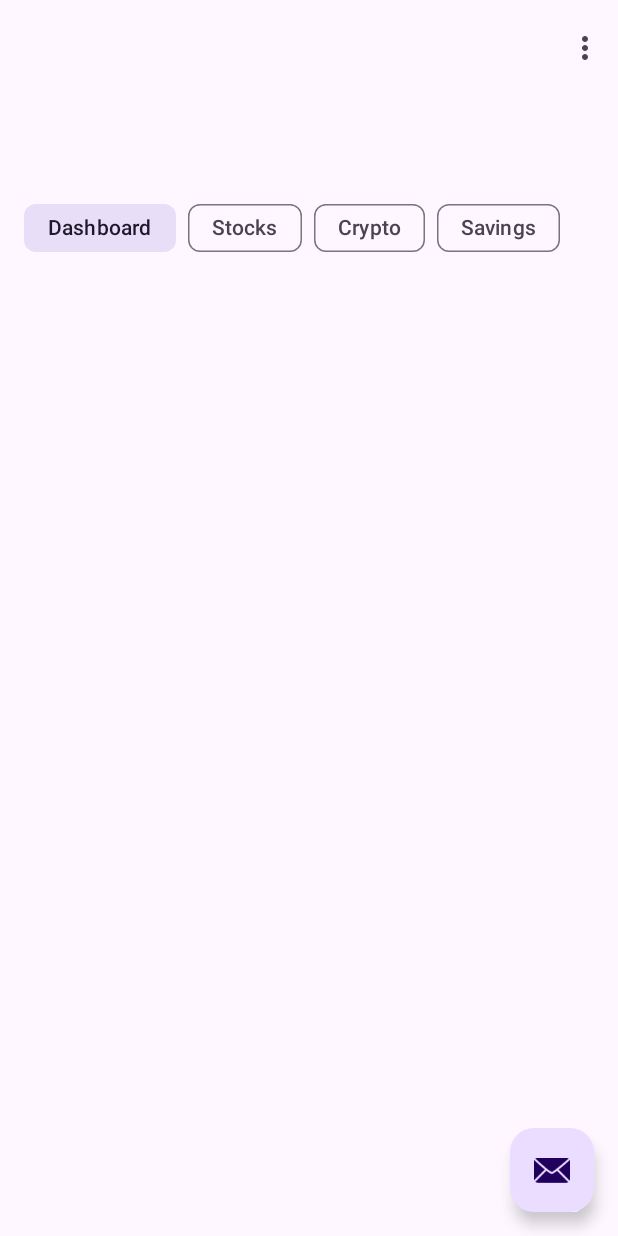
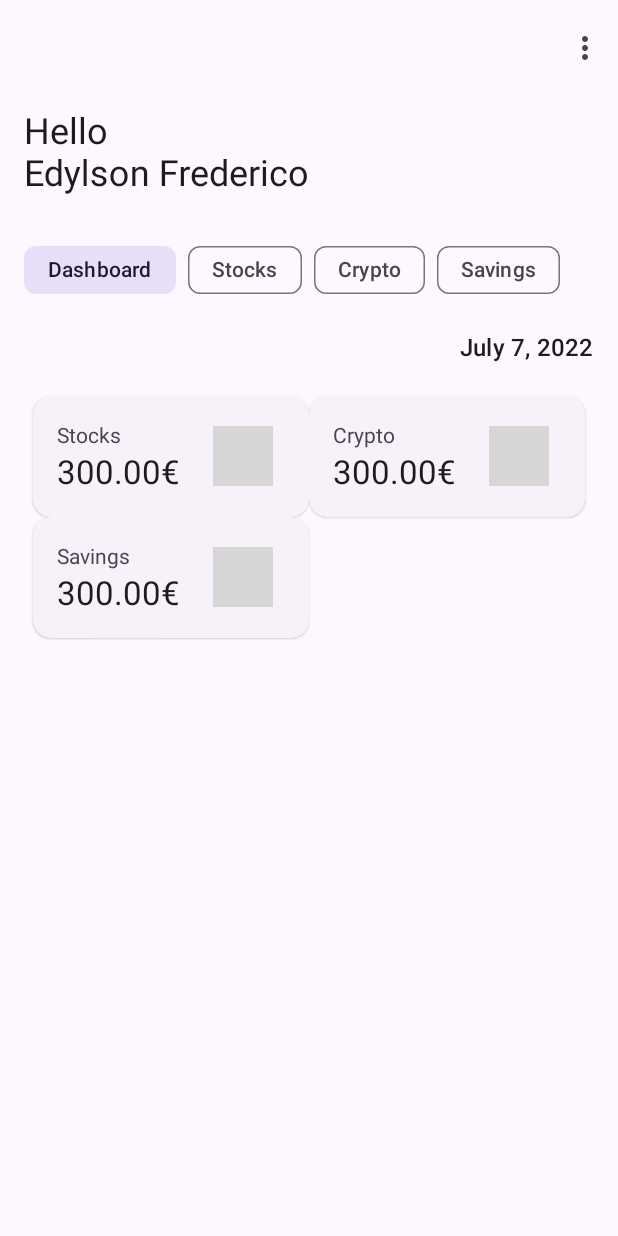
Before and after one commit to 3dylson/my-share, an Android app: the screen it shows after launch (MainActivity), on a phone screen of 412 x 824 dp. Run offline under Robolectric (Android 15) with nearby library versions, the phone set to English and light mode, and no system bars; our stand-ins replace data binding, navigation-ui; grey boxes are pictures that could not be loaded.

Commit message:
feat(dashboard): init adapter logic

```diff
--- a/app/src/main/AndroidManifest.xml
+++ b/app/src/main/AndroidManifest.xml
@@ -2,6 +2,8 @@
 <manifest xmlns:android="http://schemas.android.com/apk/res/android"
     xmlns:tools="http://schemas.android.com/tools"
     package="pt.ms.myshare">
+
+    <uses-permission android:name="android.permission.INTERNET" />
 
     <application
         android:allowBackup="true"
@@ -16,7 +18,7 @@
         <activity
             android:name=".MainActivity"
             android:exported="true"
-            android:label="@string/app_name"
+            android:launchMode="singleTop"
             android:theme="@style/Theme.MyShare">
             <intent-filter>
                 <action android:name="android.intent.action.MAIN" />
--- /dev/null
+++ b/app/src/main/java/pt/ms/myshare/CategoryGridAdapter.kt
@@ -0,0 +1,48 @@
+package pt.ms.myshare
+
+import android.view.LayoutInflater
+import android.view.ViewGroup
+import androidx.recyclerview.widget.DiffUtil
+import androidx.recyclerview.widget.ListAdapter
+import androidx.recyclerview.widget.RecyclerView
+import pt.ms.myshare.databinding.GridViewItemBinding
+
+class CategoryGridAdapter : ListAdapter<String, CategoryGridAdapter.ViewHolder>(DiffCallback) {
+
+    companion object DiffCallback : DiffUtil.ItemCallback<String>() {
+        override fun areItemsTheSame(oldItem: String, newItem: String): Boolean {
+            return oldItem === newItem
+        }
+
+        override fun areContentsTheSame(oldItem: String, newItem: String): Boolean {
+            return oldItem == newItem
+        }
+    }
+
+    class ViewHolder(private var binding: GridViewItemBinding) :
+        RecyclerView.ViewHolder(binding.root) {
+        fun bind(category: String) {
+            binding.category = category
+            // This is important, because it forces the data binding to execute immediately,
+            // which allows the RecyclerView to make the correct view size measurements
+            binding.executePendingBindings()
+        }
+    }
+
+    /**
+     * Create new [RecyclerView] item views (invoked by the layout manager)
+     */
+    override fun onCreateViewHolder(parent: ViewGroup, viewType: Int): ViewHolder {
+        return ViewHolder(GridViewItemBinding.inflate(LayoutInflater.from(parent.context)))
+    }
+
+    /**
+     * Replaces the contents of a view (invoked by the layout manager)
+     */
+    override fun onBindViewHolder(holder: ViewHolder, position: Int) {
+        val category = getItem(position)
+        holder.bind(category)
+    }
+
+
+}
--- a/app/src/main/java/pt/ms/myshare/DashboardFragment.kt
+++ b/app/src/main/java/pt/ms/myshare/DashboardFragment.kt
@@ -4,15 +4,22 @@ import android.os.Bundle
 import android.view.LayoutInflater
 import android.view.View
 import android.view.ViewGroup
-import androidx.fragment.app.Fragment
+import androidx.recyclerview.widget.RecyclerView
 import pt.ms.myshare.databinding.FragmentDashboardBinding
+import pt.ms.myshare.utils.BaseFragment
+import pt.ms.myshare.utils.TimeUtils
+import java.time.LocalDate
 
 /**
  * The default destination in the navigation.
  */
-class DashboardFragment : Fragment() {
+class DashboardFragment : BaseFragment() {
 
     private var _binding: FragmentDashboardBinding? = null
+    private val today = LocalDate.now()
+
+    private lateinit var rvCategoryGrid: RecyclerView
+    private lateinit var categoryAdapter: CategoryGridAdapter
 
     // This property is only valid between onCreateView and
     // onDestroyView.
@@ -21,19 +28,39 @@ class DashboardFragment : Fragment() {
     override fun onCreateView(
         inflater: LayoutInflater, container: ViewGroup?,
         savedInstanceState: Bundle?
-    ): View? {
+    ): View {
+        _binding = FragmentDashboardBinding.inflate(inflater, container, false)
+        //toolbar?.title = "Hello\nEdylson Frederico"
 
-        _binding = FragmentDashboardBinding.inflate(inflater, container, false)
         return binding.root
 
     }
 
     override fun onViewCreated(view: View, savedInstanceState: Bundle?) {
         super.onViewCreated(view, savedInstanceState)
+        //(requireActivity() as MainActivity).supportActionBar?.title = "Hello\nEdylson Frederico"
+        //(activity as MainActivity).getMainActivityBinding().toolbar.setTitle("Hello\nEdylson Frederico")
+        binding.tvToday.text = TimeUtils.monthDayAndYear(today)
+        rvCategoryGrid = binding.categoryGrid
+        categoryAdapter = CategoryGridAdapter()
+        rvCategoryGrid.adapter = categoryAdapter
+        val adapter = rvCategoryGrid.adapter as CategoryGridAdapter
+        adapter.submitList(
+            arrayListOf(
+                getString(R.string.stocks_label),
+                getString(R.string.crypto_label),
+                getString(R.string.savings_label)
+            )
+        )
 
         /*binding.buttonFirst.setOnClickListener {
             findNavController().navigate(R.id.action_FirstFragment_to_SecondFragment)
         }*/
+    }
+
+    override fun onStart() {
+        super.onStart()
+        (activity as MainActivity).getMainActivityBinding().toolbar.setTitle("Hello\nEdylson Frederico")
     }
 
     override fun onDestroyView() {
--- a/app/src/main/java/pt/ms/myshare/MainActivity.kt
+++ b/app/src/main/java/pt/ms/myshare/MainActivity.kt
@@ -1,21 +1,22 @@
 package pt.ms.myshare
 
 import android.os.Bundle
-import com.google.android.material.snackbar.Snackbar
+import android.view.Menu
+import android.view.MenuItem
 import androidx.appcompat.app.AppCompatActivity
+import androidx.appcompat.widget.Toolbar
 import androidx.core.view.WindowCompat
 import androidx.navigation.findNavController
 import androidx.navigation.ui.AppBarConfiguration
 import androidx.navigation.ui.navigateUp
 import androidx.navigation.ui.setupActionBarWithNavController
-import android.view.Menu
-import android.view.MenuItem
 import pt.ms.myshare.databinding.ActivityMainBinding
 
 class MainActivity : AppCompatActivity() {
 
     private lateinit var appBarConfiguration: AppBarConfiguration
     private lateinit var binding: ActivityMainBinding
+    lateinit var toolbar: Toolbar
 
     override fun onCreate(savedInstanceState: Bundle?) {
         WindowCompat.setDecorFitsSystemWindows(window, false)
@@ -24,18 +25,21 @@ class MainActivity : AppCompatActivity() {
         binding = ActivityMainBinding.inflate(layoutInflater)
         setContentView(binding.root)
 
-        setSupportActionBar(binding.toolbar)
+        toolbar = binding.toolbar
+        setSupportActionBar(toolbar)
 
         val navController = findNavController(R.id.nav_host_fragment_content_main)
         appBarConfiguration = AppBarConfiguration(navController.graph)
         setupActionBarWithNavController(navController, appBarConfiguration)
 
-        binding.fab.setOnClickListener { view ->
+        /*binding.fab.setOnClickListener { view ->
             Snackbar.make(view, "Replace with your own action", Snackbar.LENGTH_LONG)
                 .setAnchorView(R.id.fab)
                 .setAction("Action", null).show()
-        }
+        }*/
     }
+
+    fun getMainActivityBinding() = binding
 
     override fun onCreateOptionsMenu(menu: Menu): Boolean {
         // Inflate the menu; this adds items to the action bar if it is present.
--- /dev/null
+++ b/app/src/main/java/pt/ms/myshare/utils/BaseFragment.kt
@@ -0,0 +1,11 @@
+package pt.ms.myshare.utils
+
+import androidx.fragment.app.Fragment
+import com.google.android.material.appbar.MaterialToolbar
+import pt.ms.myshare.MainActivity
+
+open class BaseFragment : Fragment() {
+
+    /*val toolbar: MaterialToolbar
+        get() = (requireActivity() as MainActivity).getMainActivityBinding().toolbar*/
+}
--- /dev/null
+++ b/app/src/main/java/pt/ms/myshare/utils/TimeUtils.kt
@@ -0,0 +1,12 @@
+package pt.ms.myshare.utils
+
+import java.time.format.DateTimeFormatter
+import java.time.temporal.TemporalAccessor
+
+object TimeUtils {
+
+    /** Format a time to show month, day and year, e.g. "May 7, 1999" */
+    fun monthDayAndYear(startTime: TemporalAccessor): String {
+        return DateTimeFormatter.ofPattern("MMMM d, yyyy").format(startTime).replaceFirstChar { it.uppercase() }
+    }
+}
--- a/app/src/main/res/layout/activity_main.xml
+++ b/app/src/main/res/layout/activity_main.xml
@@ -17,10 +17,12 @@
             style="?attr/collapsingToolbarLayoutMediumStyle"
             android:layout_width="match_parent"
             android:layout_height="?attr/collapsingToolbarLayoutMediumSize"
-            app:layout_scrollFlags="scroll|exitUntilCollapsed|snap">
+            app:layout_scrollFlags="scroll|exitUntilCollapsed|snap"
+            app:maxLines="3">
 
             <com.google.android.material.appbar.MaterialToolbar
                 android:id="@+id/toolbar"
+                style="@style/Widget.Material3.Toolbar"
                 android:layout_width="match_parent"
                 android:layout_height="?attr/actionBarSize"
                 android:elevation="0dp"
@@ -35,13 +37,13 @@
 
     <include layout="@layout/content_main" />
 
-    <com.google.android.material.floatingactionbutton.FloatingActionButton
+    <!--<com.google.android.material.floatingactionbutton.FloatingActionButton
         android:id="@+id/fab"
         android:layout_width="wrap_content"
         android:layout_height="wrap_content"
         android:layout_gravity="bottom|end"
         android:layout_marginEnd="@dimen/fab_margin"
         android:layout_marginBottom="16dp"
-        app:srcCompat="@android:drawable/ic_dialog_email" />
+        app:srcCompat="@android:drawable/ic_dialog_email" />-->
 
 </androidx.coordinatorlayout.widget.CoordinatorLayout>
--- a/app/src/main/res/layout/fragment_dashboard.xml
+++ b/app/src/main/res/layout/fragment_dashboard.xml
@@ -15,6 +15,7 @@
             android:id="@+id/horizontalScrollView"
             android:layout_width="match_parent"
             android:layout_height="wrap_content"
+            android:scrollbars="none"
             app:layout_constraintStart_toStartOf="parent"
             app:layout_constraintTop_toTopOf="parent">
 
@@ -69,7 +70,7 @@
         </HorizontalScrollView>
 
         <TextView
-            android:id="@+id/textView"
+            android:id="@+id/tv_today"
             style="@style/TextAppearance.Material3.TitleMedium"
             android:layout_width="wrap_content"
             android:layout_height="wrap_content"
@@ -80,15 +81,16 @@
 
         <androidx.recyclerview.widget.RecyclerView
             android:id="@+id/category_grid"
-            android:layout_width="0dp"
-            android:layout_height="0dp"
+            android:layout_width="match_parent"
+            android:layout_height="wrap_content"
             android:layout_marginTop="16dp"
             android:clipToPadding="false"
+            android:overScrollMode="never"
             android:padding="6dp"
             app:layoutManager="GridLayoutManager"
             app:layout_constraintEnd_toEndOf="parent"
             app:layout_constraintStart_toStartOf="parent"
-            app:layout_constraintTop_toBottomOf="@+id/textView"
+            app:layout_constraintTop_toBottomOf="@+id/tv_today"
             app:spanCount="2"
             tools:itemCount="3"
             tools:listitem="@layout/grid_view_item" />
--- a/app/src/main/res/layout/grid_view_item.xml
+++ b/app/src/main/res/layout/grid_view_item.xml
@@ -7,7 +7,7 @@
 
         <variable
             name="category"
-            type="pt.ms.myshare.data.User" />
+            type="String" />
     </data>
 
     <com.google.android.material.card.MaterialCardView
@@ -34,13 +34,14 @@
                 <TextView
                     android:layout_width="wrap_content"
                     android:layout_height="wrap_content"
+                    android:text="@{category}"
                     tools:text="@string/stocks_label" />
 
                 <TextView
                     style="@style/TextAppearance.Material3.TitleLarge"
                     android:layout_width="wrap_content"
                     android:layout_height="match_parent"
-                    tools:text="300.00€" />
+                    android:text="300.00€" />
 
 
             </LinearLayout>
--- a/app/src/main/res/navigation/nav_graph.xml
+++ b/app/src/main/res/navigation/nav_graph.xml
@@ -9,20 +9,5 @@
         android:id="@+id/DashboardFragment"
         android:name="pt.ms.myshare.DashboardFragment"
         android:label="@string/empty_string"
-        tools:layout="@layout/fragment_dashboard">
-
-        <action
-            android:id="@+id/action_FirstFragment_to_SecondFragment"
-            app:destination="@id/SecondFragment" />
-    </fragment>
-    <fragment
-        android:id="@+id/SecondFragment"
-        android:name="pt.ms.myshare.SecondFragment"
-        android:label="@string/second_fragment_label"
-        tools:layout="@layout/fragment_second">
-
-        <action
-            android:id="@+id/action_SecondFragment_to_FirstFragment"
-            app:destination="@id/DashboardFragment" />
-    </fragment>
+        tools:layout="@layout/fragment_dashboard" />
 </navigation>
--- a/app/src/main/res/values/strings.xml
+++ b/app/src/main/res/values/strings.xml
@@ -4,7 +4,6 @@
 
     <!-- Strings used for fragments for navigation -->
     <string name="dashboard_fragment_label">Dashboard Fragment</string>
-    <string name="second_fragment_label">Second Fragment</string>
 
 
     <!--Settings Screen-->
```
Also changed, not shown: app/build.gradle (+41 -0 lines), app/src/main/java/pt/ms/myshare/SecondFragment.kt (deleted, +0 -44 lines), app/src/main/res/layout/fragment_second.xml (deleted, +0 -35 lines), build.gradle (+12 -0 lines), 1 other file.
